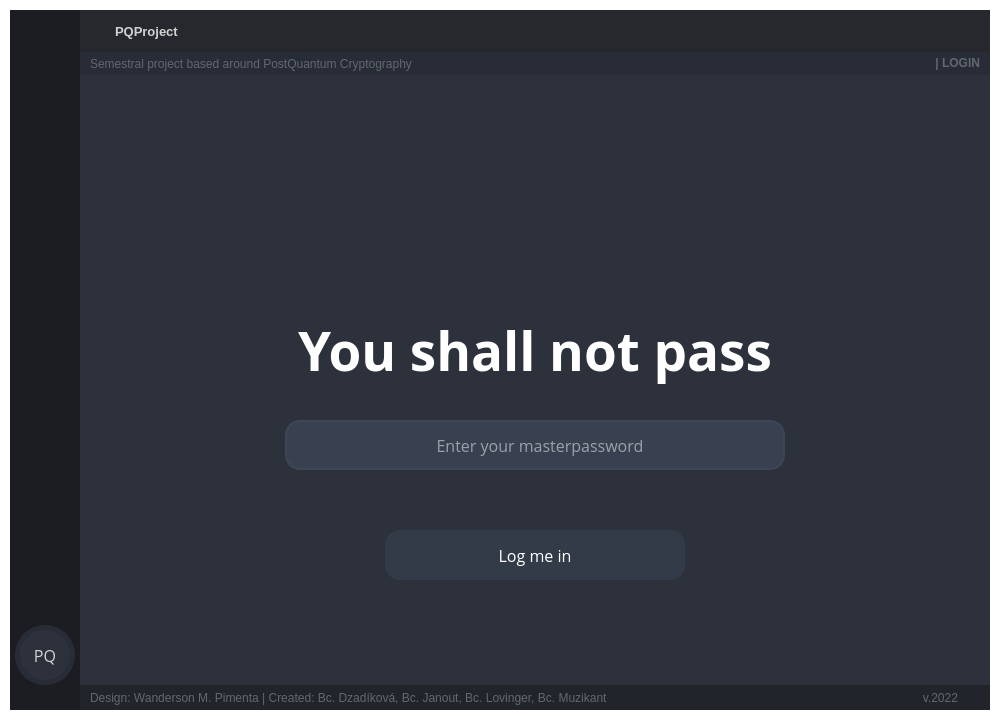
First picture: the form in gui/GUI_BASE.ui, repository Muzosh/PQ-crypto-test-app, before the edit.
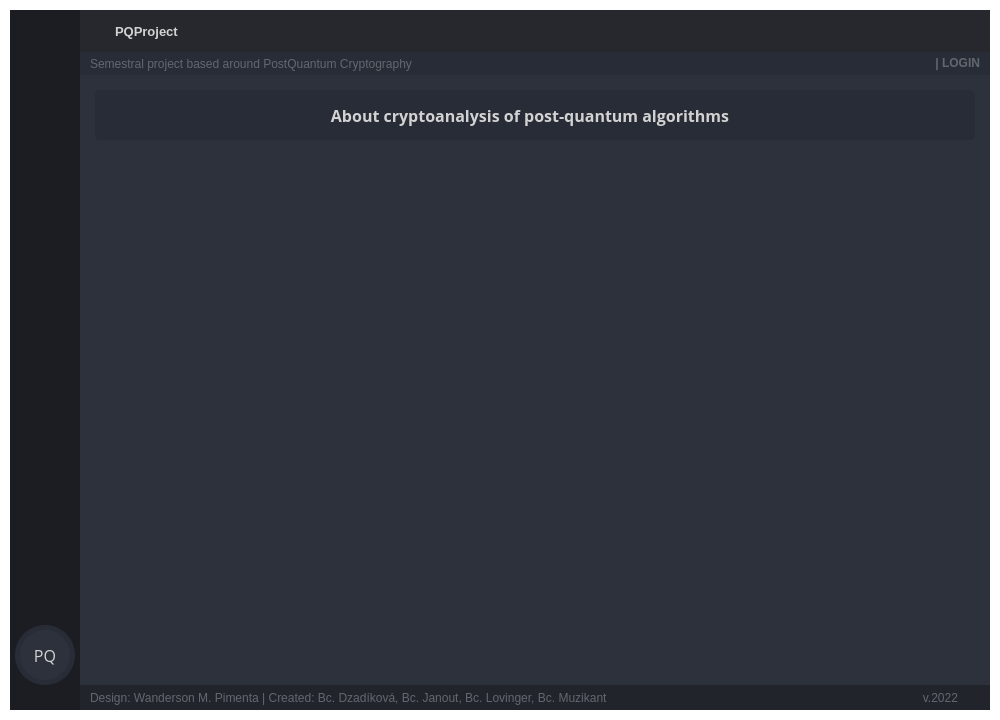
Second picture: the form after the edit. Icons and pictures are not drawn.

Commit message: New page_about - cryptoanalysis

```diff
--- a/gui/GUI_BASE.ui
+++ b/gui/GUI_BASE.ui
@@ -1677,7 +1677,7 @@
                    <enum>QFrame::Plain</enum>
                   </property>
                   <property name="currentIndex">
-                   <number>0</number>
+                   <number>7</number>
                   </property>
                   <widget class="QWidget" name="page_login">
                    <property name="styleSheet">
@@ -6367,6 +6367,64 @@
                     </widget>
                    </widget>
                   </widget>
+                  <widget class="QWidget" name="page_about">
+                   <widget class="QFrame" name="about_title">
+                    <property name="geometry">
+                     <rect>
+                      <x>10</x>
+                      <y>10</y>
+                      <width>880</width>
+                      <height>50</height>
+                     </rect>
+                    </property>
+                    <property name="styleSheet">
+                     <string notr="true">background-color: rgb(39, 44, 54);
+border-radius: 5px;</string>
+                    </property>
+                    <property name="frameShape">
+                     <enum>QFrame::StyledPanel</enum>
+                    </property>
+                    <property name="frameShadow">
+                     <enum>QFrame::Raised</enum>
+                    </property>
+                    <widget class="QLabel" name="about_label">
+                     <property name="geometry">
+                      <rect>
+                       <x>0</x>
+                       <y>0</y>
+                       <width>870</width>
+                       <height>50</height>
+                      </rect>
+                     </property>
+                     <property name="sizePolicy">
+                      <sizepolicy hsizetype="Expanding" vsizetype="Fixed">
+                       <horstretch>0</horstretch>
+                       <verstretch>0</verstretch>
+                      </sizepolicy>
+                     </property>
+                     <property name="minimumSize">
+                      <size>
+                       <width>0</width>
+                       <height>40</height>
+                      </size>
+                     </property>
+                     <property name="font">
+                      <font>
+                       <family>Open Sans</family>
+                       <pointsize>12</pointsize>
+                       <weight>75</weight>
+                       <bold>true</bold>
+                      </font>
+                     </property>
+                     <property name="text">
+                      <string>About cryptoanalysis of post-quantum algorithms</string>
+                     </property>
+                     <property name="alignment">
+                      <set>Qt::AlignCenter</set>
+                     </property>
+                    </widget>
+                   </widget>
+                  </widget>
                   <widget class="QWidget" name="page_widgets">
                    <layout class="QVBoxLayout" name="verticalLayout_6">
                     <item>
```
